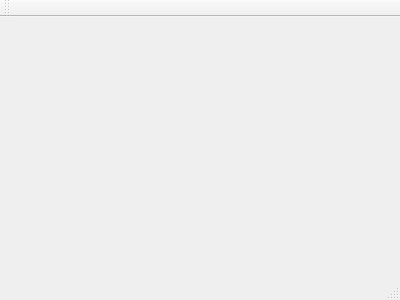
Qt form mainwindow.ui (BortonGo/TradeSoft) before a commit.
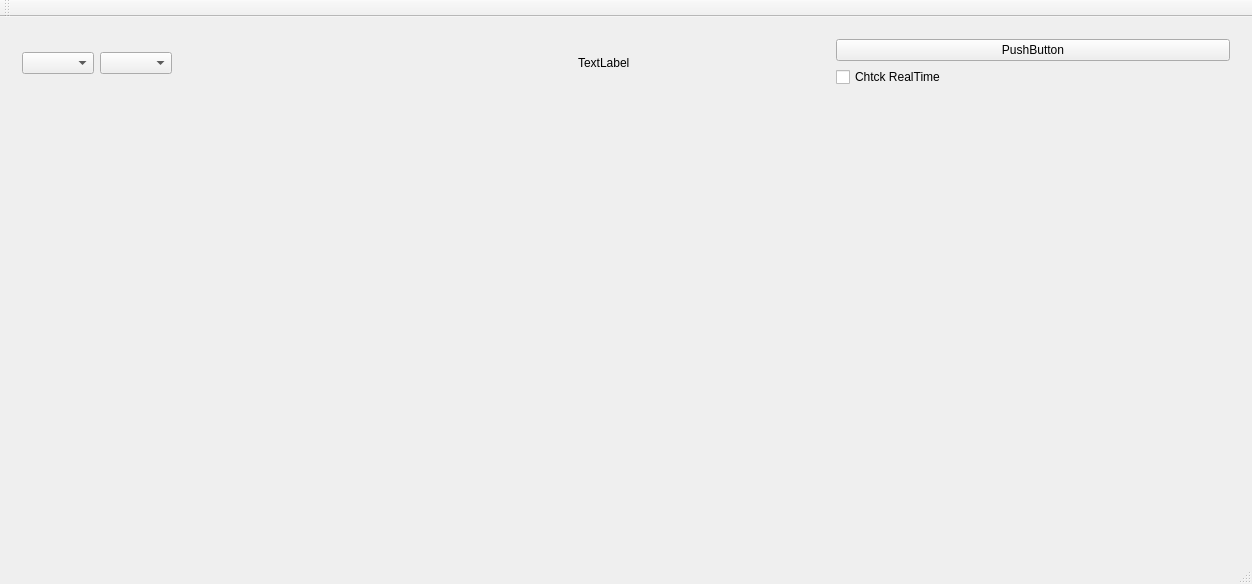
The same form after that commit.

What changed in the file:
```diff
--- a/mainwindow.ui
+++ b/mainwindow.ui
@@ -1,24 +1,142 @@
 <ui version="4.0">
  <class>MainWindow</class>
- <widget class="QMainWindow" name="MainWindow" >
-  <property name="geometry" >
+ <widget class="QMainWindow" name="MainWindow">
+  <property name="geometry">
    <rect>
     <x>0</x>
     <y>0</y>
-    <width>400</width>
-    <height>300</height>
+    <width>1252</width>
+    <height>584</height>
    </rect>
   </property>
   <property name="windowTitle" >
    <string>MainWindow</string>
   </property>
-  <widget class="QMenuBar" name="menuBar" />
-  <widget class="QToolBar" name="mainToolBar" />
-  <widget class="QWidget" name="centralWidget" />
-  <widget class="QStatusBar" name="statusBar" />
+  <widget class="QWidget" name="centralWidget">
+   <layout class="QGridLayout" name="gridLayout">
+    <item row="0" column="0">
+     <layout class="QGridLayout" name="gridLayout_2">
+      <item row="1" column="0">
+       <widget class="QWidget" name="chartWidget" native="true">
+        <layout class="QGridLayout" name="gridLayout_4" rowstretch="0,0,1">
+         <item row="1" column="0">
+          <layout class="QHBoxLayout" name="horizontalLayout" stretch="0,0,0,0,0,1">
+           <item>
+            <widget class="QComboBox" name="comboBox">
+             <property name="sizePolicy">
+              <sizepolicy hsizetype="Fixed" vsizetype="Fixed">
+               <horstretch>0</horstretch>
+               <verstretch>0</verstretch>
+              </sizepolicy>
+             </property>
+            </widget>
+           </item>
+           <item>
+            <widget class="QComboBox" name="comboBox_2">
+             <property name="sizePolicy">
+              <sizepolicy hsizetype="Fixed" vsizetype="Fixed">
+               <horstretch>0</horstretch>
+               <verstretch>0</verstretch>
+              </sizepolicy>
+             </property>
+            </widget>
+           </item>
+           <item>
+            <spacer name="horizontalSpacer">
+             <property name="orientation">
+              <enum>Qt::Horizontal</enum>
+             </property>
+             <property name="sizeHint" stdset="0">
+              <size>
+               <width>400</width>
+               <height>20</height>
+              </size>
+             </property>
+            </spacer>
+           </item>
+           <item>
+            <widget class="QLabel" name="label">
+             <property name="sizePolicy">
+              <sizepolicy hsizetype="Expanding" vsizetype="Fixed">
+               <horstretch>0</horstretch>
+               <verstretch>0</verstretch>
+              </sizepolicy>
+             </property>
+             <property name="text">
+              <string>TextLabel</string>
+             </property>
+            </widget>
+           </item>
+           <item>
+            <spacer name="horizontalSpacer_2">
+             <property name="orientation">
+              <enum>Qt::Horizontal</enum>
+             </property>
+             <property name="sizeHint" stdset="0">
+              <size>
+               <width>200</width>
+               <height>20</height>
+              </size>
+             </property>
+            </spacer>
+           </item>
+           <item>
+            <layout class="QGridLayout" name="gridLayout_3">
+             <item row="0" column="0">
+              <widget class="QPushButton" name="pushButton">
+               <property name="sizePolicy">
+                <sizepolicy hsizetype="Expanding" vsizetype="Fixed">
+                 <horstretch>0</horstretch>
+                 <verstretch>0</verstretch>
+                </sizepolicy>
+               </property>
+               <property name="text">
+                <string>PushButton</string>
+               </property>
+              </widget>
+             </item>
+             <item row="1" column="0">
+              <widget class="QCheckBox" name="checkBox">
+               <property name="text">
+                <string>Chtck RealTime</string>
+               </property>
+              </widget>
+             </item>
+            </layout>
+           </item>
+          </layout>
+         </item>
+         <item row="2" column="0">
+          <widget class="QWidget" name="widget" native="true"/>
+         </item>
+        </layout>
+       </widget>
+      </item>
+     </layout>
+    </item>
+   </layout>
+  </widget>
+  <widget class="QMenuBar" name="menuBar">
+   <property name="geometry">
+    <rect>
+     <x>0</x>
+     <y>0</y>
+     <width>1252</width>
+     <height>20</height>
+    </rect>
+   </property>
+  </widget>
+  <widget class="QToolBar" name="mainToolBar">
+   <attribute name="toolBarArea">
+    <enum>TopToolBarArea</enum>
+   </attribute>
+   <attribute name="toolBarBreak">
+    <bool>false</bool>
+   </attribute>
+  </widget>
+  <widget class="QStatusBar" name="statusBar"/>
  </widget>
- <layoutDefault spacing="6" margin="11" />
- <pixmapfunction></pixmapfunction>
+ <layoutdefault spacing="6" margin="11"/>
  <resources/>
  <connections/>
 </ui>
```
Left out of the diff: 3 changed lines with no effect on the pictures.
